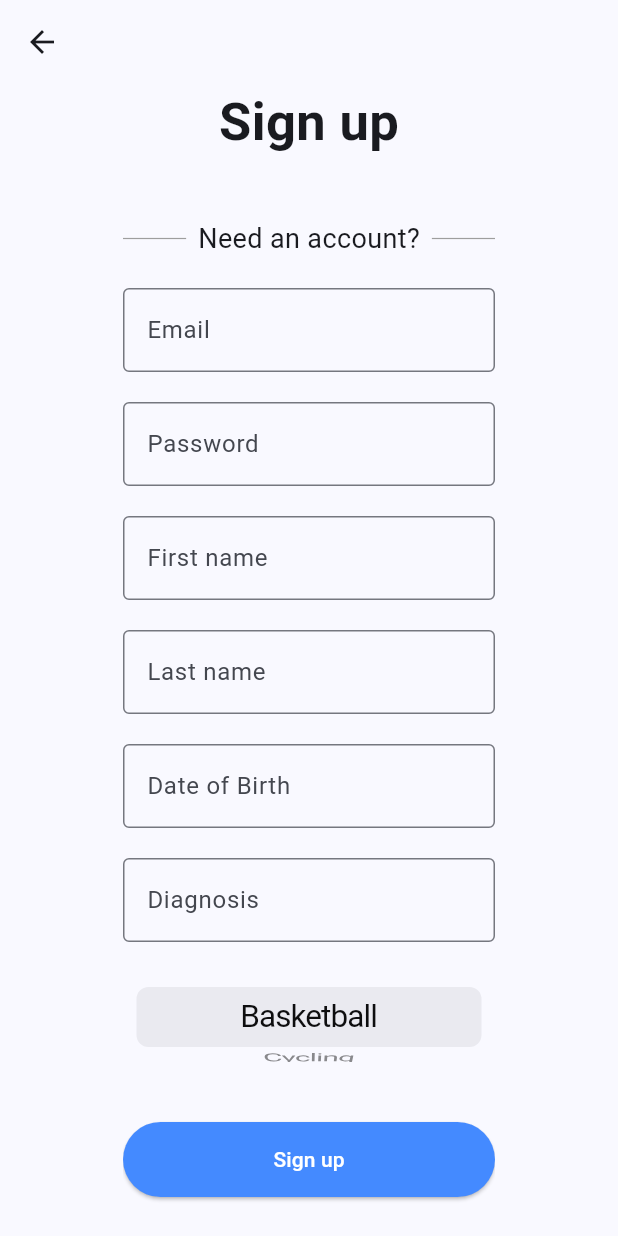
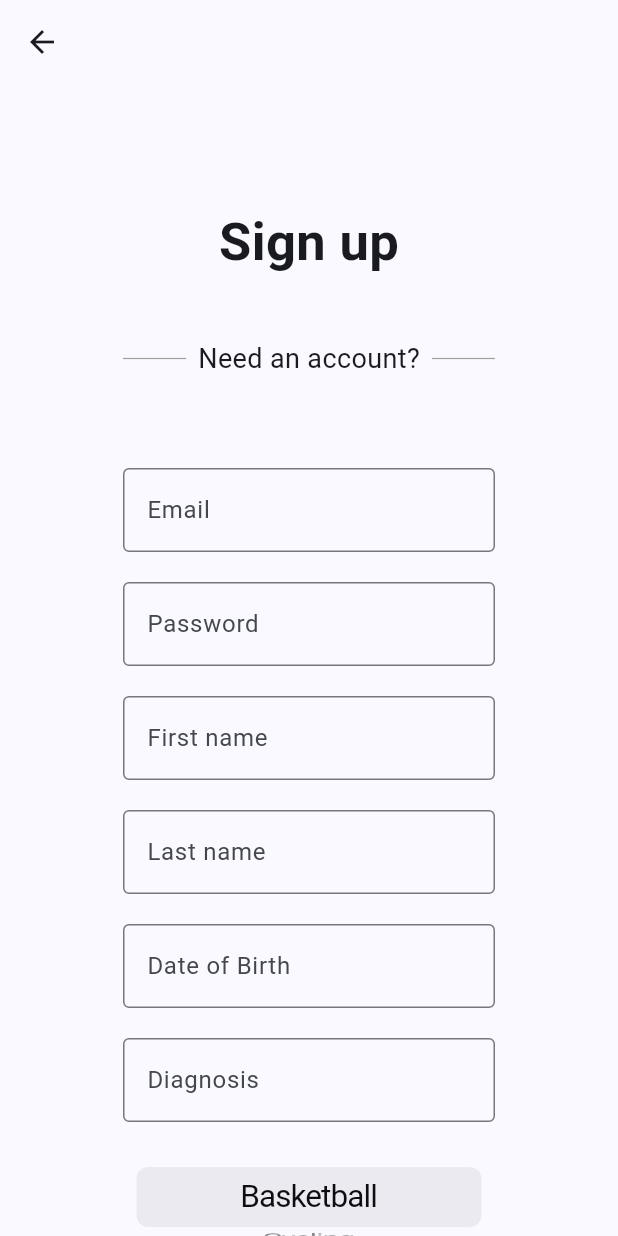
Before and after one commit to FIU-MOSAIC/NeuroTask_Modern, a Flutter app: the RegisterPage screen opened by its route, on a phone screen of 412 x 824 dp. Run offline on Flutter 3.47's test engine with Material 3 defaults, Android fonts, the phone set to English and light mode, and no system bars; our stand-ins replace cloud_firestore, firebase_auth, firebase_core, get; accounts and stored records are empty.

Commit message:
register.dart

```diff
--- a/lib/main.dart
+++ b/lib/main.dart
@@ -1,7 +1,7 @@
 import 'package:flutter/material.dart';
 import 'package:get/route_manager.dart';
 import 'package:neurotask_ng/register/register.dart';
-import 'firebase_options.dart';
+import 'utils/firebase_options.dart';
 import 'package:firebase_core/firebase_core.dart';
 import 'login/login.dart';
 
--- a/lib/register/register.dart
+++ b/lib/register/register.dart
@@ -17,11 +17,11 @@ class RegisterPage extends StatelessWidget {
             child: Column(
               mainAxisAlignment: MainAxisAlignment.start,
               children: [
-                const SizedBox(height: 0),
+                const SizedBox(height: 80),
 
                 const RegisterHeader(),
 
-                const SizedBox(height: 20),
+                const SizedBox(height: 60),
 
                 RegisterForm(),
 
```
Also changed, not shown: lib/utils/firebase_options.dart (renamed from lib/firebase_options.dart), 2 other files.
